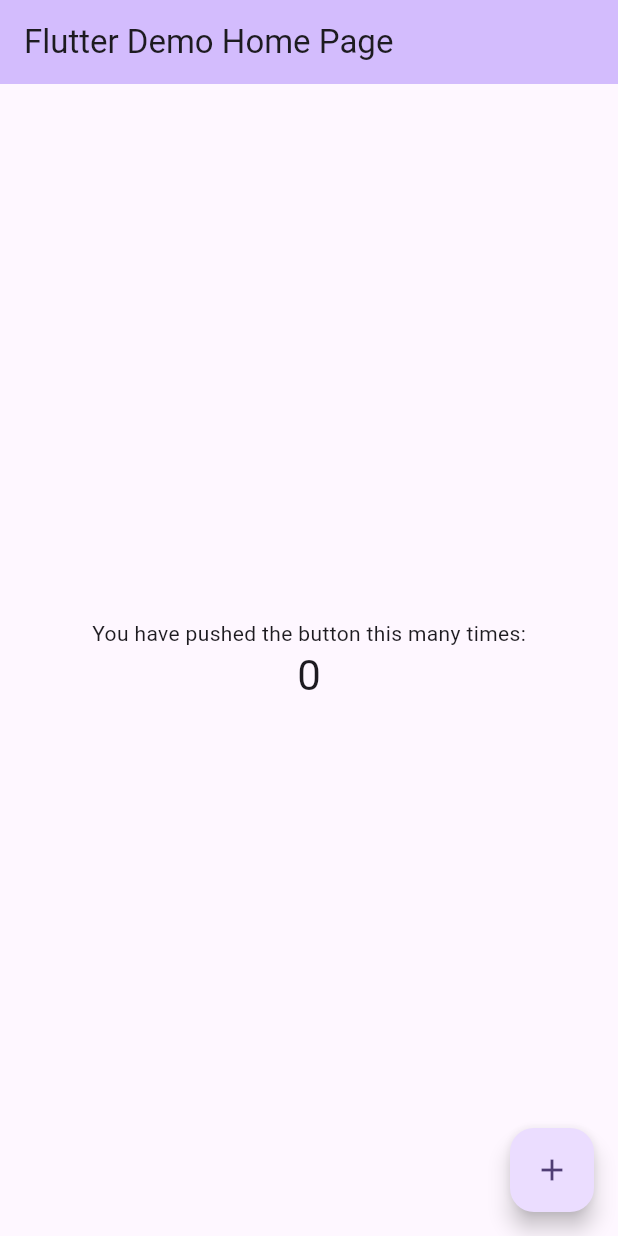
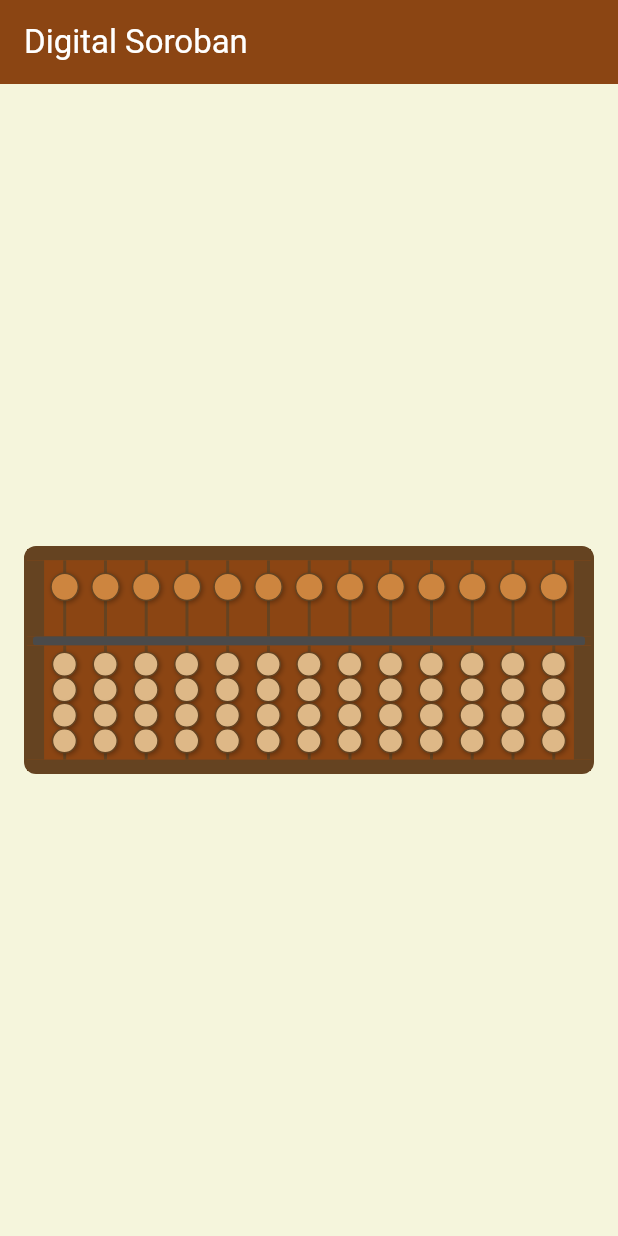
Before and after one commit to kartikg308/soroban, a Flutter app: the screen it shows after launch, on a phone screen of 412 x 824 dp. Run offline on Flutter 3.47's test engine with Material 3 defaults, Android fonts, the light colour scheme and no system bars.

Commit message:
added basic widgets and layout

```diff
--- a/lib/main.dart
+++ b/lib/main.dart
@@ -1,122 +1,60 @@
 import 'package:flutter/material.dart';
+import 'models/soroban_model.dart';
+import 'widgets/soroban_widget.dart';
 
 void main() {
-  runApp(const MyApp());
+  runApp(const SorobanApp());
 }
 
-class MyApp extends StatelessWidget {
-  const MyApp({super.key});
+class SorobanApp extends StatelessWidget {
+  const SorobanApp({super.key});
 
-  // This widget is the root of your application.
   @override
   Widget build(BuildContext context) {
     return MaterialApp(
-      title: 'Flutter Demo',
-      theme: ThemeData(
-        // This is the theme of your application.
-        //
-        // TRY THIS: Try running your application with "flutter run". You'll see
-        // the application has a purple toolbar. Then, without quitting the app,
-        // try changing the seedColor in the colorScheme below to Colors.green
-        // and then invoke "hot reload" (save your changes or press the "hot
-        // reload" button in a Flutter-supported IDE, or press "r" if you used
-        // the command line to start the app).
-        //
-        // Notice that the counter didn't reset back to zero; the application
-        // state is not lost during the reload. To reset the state, use hot
-        // restart instead.
-        //
-        // This works for code too, not just values: Most code changes can be
-        // tested with just a hot reload.
-        colorScheme: ColorScheme.fromSeed(seedColor: Colors.deepPurple),
-      ),
-      home: const MyHomePage(title: 'Flutter Demo Home Page'),
+      title: 'Digital Soroban',
+      theme: ThemeData(colorScheme: ColorScheme.fromSeed(seedColor: const Color(0xFF8B4513)), useMaterial3: true),
+      home: const SorobanScreen(),
     );
   }
 }
 
-class MyHomePage extends StatefulWidget {
-  const MyHomePage({super.key, required this.title});
-
-  // This widget is the home page of your application. It is stateful, meaning
-  // that it has a State object (defined below) that contains fields that affect
-  // how it looks.
-
-  // This class is the configuration for the state. It holds the values (in this
-  // case the title) provided by the parent (in this case the App widget) and
-  // used by the build method of the State. Fields in a Widget subclass are
-  // always marked "final".
-
-  final String title;
+class SorobanScreen extends StatefulWidget {
+  const SorobanScreen({super.key});
 
   @override
-  State<MyHomePage> createState() => _MyHomePageState();
+  State<SorobanScreen> createState() => _SorobanScreenState();
 }
 
-class _MyHomePageState extends State<MyHomePage> {
-  int _counter = 0;
+class _SorobanScreenState extends State<SorobanScreen> {
+  late SorobanModel soroban;
 
-  void _incrementCounter() {
-    setState(() {
-      // This call to setState tells the Flutter framework that something has
-      // changed in this State, which causes it to rerun the build method below
-      // so that the display can reflect the updated values. If we changed
-      // _counter without calling setState(), then the build method would not be
-      // called again, and so nothing would appear to happen.
-      _counter++;
-    });
+  @override
+  void initState() {
+    super.initState();
+    // Create a default soroban with 13 rods
+    soroban = SorobanModel.create();
+  }
+
+  @override
+  void dispose() {
+    soroban.dispose();
+    super.dispose();
   }
 
   @override
   Widget build(BuildContext context) {
-    // This method is rerun every time setState is called, for instance as done
-    // by the _incrementCounter method above.
-    //
-    // The Flutter framework has been optimized to make rerunning build methods
-    // fast, so that you can just rebuild anything that needs updating rather
-    // than having to individually change instances of widgets.
     return Scaffold(
-      appBar: AppBar(
-        // TRY THIS: Try changing the color here to a specific color (to
-        // Colors.amber, perhaps?) and trigger a hot reload to see the AppBar
-        // change color while the other colors stay the same.
-        backgroundColor: Theme.of(context).colorScheme.inversePrimary,
-        // Here we take the value from the MyHomePage object that was created by
-        // the App.build method, and use it to set our appbar title.
-        title: Text(widget.title),
-      ),
-      body: Center(
-        // Center is a layout widget. It takes a single child and positions it
-        // in the middle of the parent.
-        child: Column(
-          // Column is also a layout widget. It takes a list of children and
-          // arranges them vertically. By default, it sizes itself to fit its
-          // children horizontally, and tries to be as tall as its parent.
-          //
-          // Column has various properties to control how it sizes itself and
-          // how it positions its children. Here we use mainAxisAlignment to
-          // center the children vertically; the main axis here is the vertical
-          // axis because Columns are vertical (the cross axis would be
-          // horizontal).
-          //
-          // TRY THIS: Invoke "debug painting" (choose the "Toggle Debug Paint"
-          // action in the IDE, or press "p" in the console), to see the
-          // wireframe for each widget.
-          mainAxisAlignment: MainAxisAlignment.center,
-          children: <Widget>[
-            const Text('You have pushed the button this many times:'),
-            Text(
-              '$_counter',
-              style: Theme.of(context).textTheme.headlineMedium,
-            ),
-          ],
+      appBar: AppBar(title: const Text('Digital Soroban'), backgroundColor: const Color(0xFF8B4513), foregroundColor: Colors.white),
+      body: Container(
+        color: const Color(0xFFF5F5DC), // Beige background
+        child: Center(
+          child: Padding(
+            padding: const EdgeInsets.all(16.0),
+            child: SorobanWidget(soroban: soroban),
+          ),
         ),
       ),
-      floatingActionButton: FloatingActionButton(
-        onPressed: _incrementCounter,
-        tooltip: 'Increment',
-        child: const Icon(Icons.add),
-      ), // This trailing comma makes auto-formatting nicer for build methods.
     );
   }
 }
--- /dev/null
+++ b/lib/widgets/bead_widget.dart
@@ -0,0 +1,46 @@
+// ignore_for_file: deprecated_member_use
+
+import 'package:flutter/material.dart';
+import '../models/bead_model.dart';
+
+/// Widget that displays an individual bead
+class BeadWidget extends StatelessWidget {
+  final BeadModel bead;
+  final double diameter;
+
+  const BeadWidget({super.key, required this.bead, required this.diameter});
+
+  @override
+  Widget build(BuildContext context) {
+    return Container(
+      width: diameter,
+      height: diameter,
+      decoration: BoxDecoration(
+        shape: BoxShape.circle,
+        color: _getBeadColor(),
+        border: Border.all(color: _getBorderColor(), width: 1),
+        boxShadow: [BoxShadow(color: Colors.black.withOpacity(0.3), blurRadius: 2, offset: const Offset(1, 1))],
+      ),
+    );
+  }
+
+  /// Gets the color for the bead based on its type and state
+  Color _getBeadColor() {
+    if (bead.isActive) {
+      // Active beads are slightly darker to show they're engaged
+      return bead.type == BeadType.heavenly
+          ? const Color(0xFF8B4513) // Dark wood brown for heavenly
+          : const Color(0xFFA0522D); // Sienna brown for earthly
+    } else {
+      // Inactive beads are lighter
+      return bead.type == BeadType.heavenly
+          ? const Color(0xFFCD853F) // Peru brown for heavenly
+          : const Color(0xFFDEB887); // Burlywood for earthly
+    }
+  }
+
+  /// Gets the border color for the bead
+  Color _getBorderColor() {
+    return const Color(0xFF654321); // Dark brown border
+  }
+}
--- /dev/null
+++ b/lib/widgets/rod_widget.dart
@@ -0,0 +1,73 @@
+import 'package:flutter/material.dart';
+import '../models/rod_model.dart';
+import 'soroban_widget.dart';
+import 'bead_widget.dart';
+
+/// Widget that displays a single rod with its beads
+class RodWidget extends StatelessWidget {
+  final RodModel rod;
+  final SorobanDimensions dimensions;
+  final bool showHeavenlySection;
+
+  const RodWidget({super.key, required this.rod, required this.dimensions, required this.showHeavenlySection});
+
+  @override
+  Widget build(BuildContext context) {
+    return SizedBox(
+      width: dimensions.rodWidth,
+      child: Stack(
+        children: [
+          // Rod line (vertical line through the center)
+          Positioned(
+            left: dimensions.rodWidth / 2 - 1,
+            top: 0,
+            bottom: 0,
+            child: SizedBox(width: 2, child: Container(color: const Color(0xFF654321))),
+          ),
+          // Unit rod marker (dot) - only show in earthly section for unit rods
+          if (rod.isUnitRod && !showHeavenlySection)
+            Positioned(
+              left: dimensions.rodWidth / 2 - 3,
+              bottom: 8,
+              child: Container(
+                width: 6,
+                height: 6,
+                decoration: const BoxDecoration(color: Color(0xFF654321), shape: BoxShape.circle),
+              ),
+            ),
+          // Beads
+          if (showHeavenlySection) _buildHeavenlyBead() else _buildEarthlyBeads(),
+        ],
+      ),
+    );
+  }
+
+  /// Builds the heavenly bead (go-dama) for this rod
+  Widget _buildHeavenlyBead() {
+    return Positioned(
+      left: (dimensions.rodWidth - dimensions.beadDiameter) / 2,
+      top: 8,
+      child: BeadWidget(bead: rod.heavenlyBead, diameter: dimensions.beadDiameter),
+    );
+  }
+
+  /// Builds the earthly beads (ichi-dama) for this rod
+  Widget _buildEarthlyBeads() {
+    return Positioned.fill(
+      child: Column(
+        mainAxisAlignment: MainAxisAlignment.spaceEvenly,
+        children: [
+          const SizedBox(height: 4),
+          ...rod.earthlyBeads.map((bead) {
+            return Flexible(
+              child: Center(
+                child: BeadWidget(bead: bead, diameter: dimensions.beadDiameter),
+              ),
+            );
+          }),
+          const SizedBox(height: 4),
+        ],
+      ),
+    );
+  }
+}
--- /dev/null
+++ b/lib/widgets/soroban_widget.dart
@@ -0,0 +1,127 @@
+import 'package:flutter/material.dart';
+import '../models/soroban_model.dart';
+import 'rod_widget.dart';
+
+/// Main widget that displays the complete soroban abacus
+class SorobanWidget extends StatelessWidget {
+  final SorobanModel soroban;
+  final double? width;
+  final double? height;
+
+  const SorobanWidget({super.key, required this.soroban, this.width, this.height});
+
+  @override
+  Widget build(BuildContext context) {
+    return LayoutBuilder(
+      builder: (context, constraints) {
+        final availableWidth = width ?? constraints.maxWidth;
+        final availableHeight = height ?? constraints.maxHeight;
+
+        // Calculate responsive dimensions
+        final dimensions = _calculateDimensions(availableWidth, availableHeight);
+
+        return Container(
+          width: dimensions.sorobanWidth,
+          height: dimensions.sorobanHeight,
+          decoration: BoxDecoration(
+            color: const Color(0xFF8B4513), // Traditional wood brown
+            border: Border.all(color: const Color(0xFF654321), width: 2),
+            borderRadius: BorderRadius.circular(8),
+          ),
+          child: Column(
+            children: [
+              // Top frame
+              Container(height: dimensions.frameHeight, color: const Color(0xFF654321)),
+              // Heavenly beads section
+              Expanded(flex: 2, child: _buildBeadSection(dimensions, isHeavenly: true)),
+              // Reckoning bar
+              Container(
+                height: dimensions.reckoningBarHeight,
+                color: const Color(0xFF654321),
+                child: Container(
+                  margin: const EdgeInsets.symmetric(horizontal: 4),
+                  decoration: BoxDecoration(color: const Color(0xFF4A4A4A), borderRadius: BorderRadius.circular(2)),
+                ),
+              ),
+              // Earthly beads section
+              Expanded(flex: 3, child: _buildBeadSection(dimensions, isHeavenly: false)),
+              // Bottom frame
+              Container(height: dimensions.frameHeight, color: const Color(0xFF654321)),
+            ],
+          ),
+        );
+      },
+    );
+  }
+
+  /// Builds the bead section (heavenly or earthly)
+  Widget _buildBeadSection(SorobanDimensions dimensions, {required bool isHeavenly}) {
+    return Container(
+      color: const Color(0xFF8B4513),
+      child: Row(
+        children: [
+          // Left frame
+          Container(width: dimensions.frameWidth, color: const Color(0xFF654321)),
+          // Rods section
+          Expanded(
+            child: Row(
+              children: soroban.rods.asMap().entries.map((entry) {
+                final index = entry.key;
+                final rod = entry.value;
+                return Expanded(
+                  child: RodWidget(rod: rod, dimensions: dimensions, showHeavenlySection: isHeavenly),
+                );
+              }).toList(),
+            ),
+          ),
+          // Right frame
+          Container(width: dimensions.frameWidth, color: const Color(0xFF654321)),
+        ],
+      ),
+    );
+  }
+
+  /// Calculates responsive dimensions based on available space
+  SorobanDimensions _calculateDimensions(double availableWidth, double availableHeight) {
+    // Calculate optimal soroban size maintaining aspect ratio
+    final aspectRatio = 2.5; // Width to height ratio for traditional soroban
+
+    double sorobanWidth = availableWidth;
+    double sorobanHeight = sorobanWidth / aspectRatio;
+
+    // If height exceeds available space, scale down
+    if (sorobanHeight > availableHeight) {
+      sorobanHeight = availableHeight;
+      sorobanWidth = sorobanHeight * aspectRatio;
+    }
+
+    // Ensure minimum size for usability
+    const minWidth = 300.0;
+    const minHeight = 120.0;
+
+    sorobanWidth = sorobanWidth.clamp(minWidth, double.infinity);
+    sorobanHeight = sorobanHeight.clamp(minHeight, double.infinity);
+
+    // Calculate component dimensions
+    final frameWidth = sorobanWidth * 0.03;
+    final frameHeight = sorobanHeight * 0.05;
+    final reckoningBarHeight = sorobanHeight * 0.04;
+    final rodWidth = (sorobanWidth - (frameWidth * 2)) / soroban.numberOfRods;
+    final beadDiameter = (rodWidth * 0.7).clamp(8.0, 24.0);
+
+    return SorobanDimensions(sorobanWidth: sorobanWidth, sorobanHeight: sorobanHeight, frameWidth: frameWidth, frameHeight: frameHeight, reckoningBarHeight: reckoningBarHeight, rodWidth: rodWidth, beadDiameter: beadDiameter);
+  }
+}
+
+/// Data class holding calculated dimensions for the soroban
+class SorobanDimensions {
+  final double sorobanWidth;
+  final double sorobanHeight;
+  final double frameWidth;
+  final double frameHeight;
+  final double reckoningBarHeight;
+  final double rodWidth;
+  final double beadDiameter;
+
+  const SorobanDimensions({required this.sorobanWidth, required this.sorobanHeight, required this.frameWidth, required this.frameHeight, required this.reckoningBarHeight, required this.rodWidth, required this.beadDiameter});
+}
```
Also changed, not shown: 5 other files.
